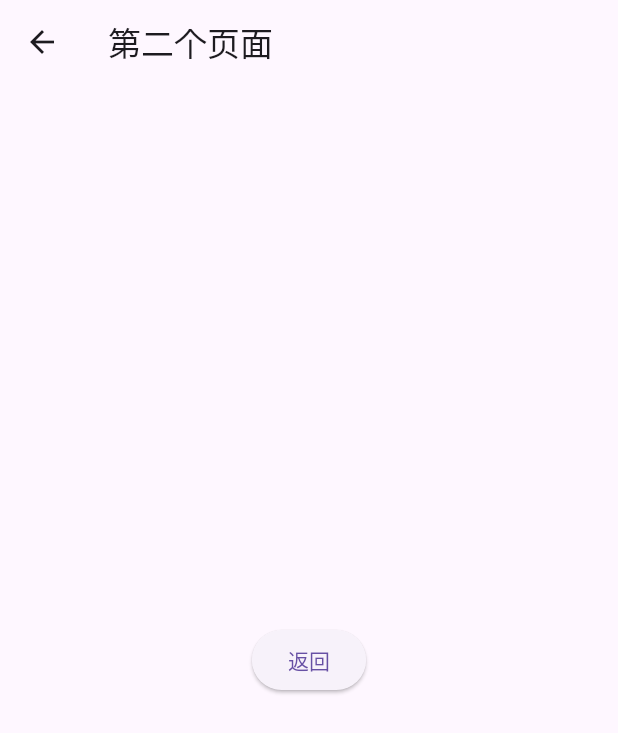
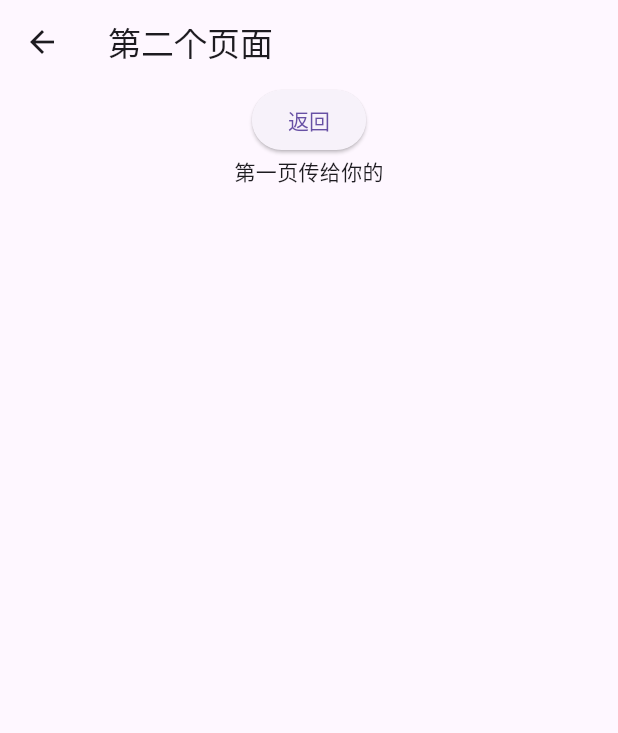
Before and after one commit to kafka000/QuickFlutterTutorial, a Flutter app: the NavigatorPage screen opened directly, after a tap on "跳转到第二个页面", on a phone screen of 412 x 824 dp. Shown: the top 733 px of the screen. Run offline on Flutter 3.47's test engine with Material 3 defaults, Android fonts, the phone set to English and light mode, and no system bars; our stand-ins replace connectivity_plus, dio, shared_preferences; accounts and stored records are empty.

```diff
--- a/lib/main.dart
+++ b/lib/main.dart
@@ -4,6 +4,7 @@ import 'widget/normal_widget_page.dart';
 import 'widget/layout_widget_page.dart';
 import 'widget/container_widget_page.dart';
 import 'widget/navi_widget_page.dart';
+import 'dart/basic_syntax_page.dart';
 
 void main() {
   runApp(const MyApp());
@@ -31,10 +32,12 @@ class HomePage extends StatelessWidget {
   HomePage({super.key});
 
   final List<PageItem> pages = [
+    PageItem(title: 'Dart基础', page: const BasicSyntaxPage()),
     PageItem(title: '基础Widget', page: const NormalWidgetPage()),
     PageItem(title: '布局Widget', page: const LayoutWidgetPage()),
     PageItem(title: '容器Widget', page: const ContainerWidgetPage()),
     PageItem(title: '导航Widget', page: const NaviWidgetPage()),
+
     // 可以继续添加更多页面
   ];
   @override
--- a/lib/widget/navi_widget_page.dart
+++ b/lib/widget/navi_widget_page.dart
@@ -32,18 +32,29 @@ class NavigatorPage extends StatelessWidget {
         child: Column(
           mainAxisAlignment: MainAxisAlignment.center,
           children: <Widget>[
+            // 普通路由传值
             ElevatedButton(
-              onPressed: () {
-                Navigator.push(
+              onPressed: () async {
+                var result = await Navigator.push(
                   context,
-                  MaterialPageRoute(builder: (context) => const SecondPage()),
+                  MaterialPageRoute(
+                      builder: (context) => const SecondPage(
+                            title: '第一页传给你的',
+                          )),
                 );
+                print('第二页传回来的值为$result');
               },
               child: const Text('跳转到第二个页面'),
             ),
+            // 命名路由传值
             ElevatedButton(
-              onPressed: () {
-                Navigator.pushNamed(context, '/third');
+              onPressed: () async {
+                var result = await Navigator.pushNamed(
+                  context,
+                  '/third',
+                  arguments: {'title': "第一页传给你的"},
+                );
+                print('第三页传回来的值为$result');
               },
               child: const Text('通过路由名跳转'),
             ),
@@ -55,8 +66,8 @@ class NavigatorPage extends StatelessWidget {
 }
 
 class SecondPage extends StatelessWidget {
-  const SecondPage({super.key});
-
+  const SecondPage({super.key, this.title});
+  final String? title;
   @override
   Widget build(BuildContext context) {
     return Scaffold(
@@ -64,11 +75,16 @@ class SecondPage extends StatelessWidget {
         title: const Text('第二个页面'),
       ),
       body: Center(
-        child: ElevatedButton(
+        child: Column(
+          children: [
+            ElevatedButton(
               onPressed: () {
-            Navigator.pop(context);
+                Navigator.pop(context, '这是第二个页面返回的数据');
               },
               child: const Text('返回'),
+            ),
+            Text(title ?? '没有传值')
+          ],
         ),
       ),
     );
@@ -80,16 +96,24 @@ class ThirdPage extends StatelessWidget {
 
   @override
   Widget build(BuildContext context) {
+    final Map args = ModalRoute.of(context)!.settings.arguments as Map;
+    var title = args['title'];
+
     return Scaffold(
       appBar: AppBar(
         title: const Text('第三个页面'),
       ),
       body: Center(
-        child: ElevatedButton(
+        child: Column(
+          children: [
+            ElevatedButton(
               onPressed: () {
-            Navigator.pop(context);
+                Navigator.pop(context, '这是第三个页面返回的数据');
               },
               child: const Text('返回'),
+            ),
+            Text(title ?? '没有传值')
+          ],
         ),
       ),
     );
--- a/pubspec.yaml
+++ b/pubspec.yaml
@@ -37,6 +37,8 @@ dependencies:
   connectivity_plus: 4.0.2
   # Local storage
   shared_preferences: 2.0.10
+  # dart语法高亮
+  flutter_highlight: ^0.7.0
 dev_dependencies:
   flutter_test:
     sdk: flutter
```
Also changed, not shown: lib/common/config.dart (+8 -0 lines), pubspec.lock, 2 other files. Lines whose indentation alone changed are shown as unchanged.
